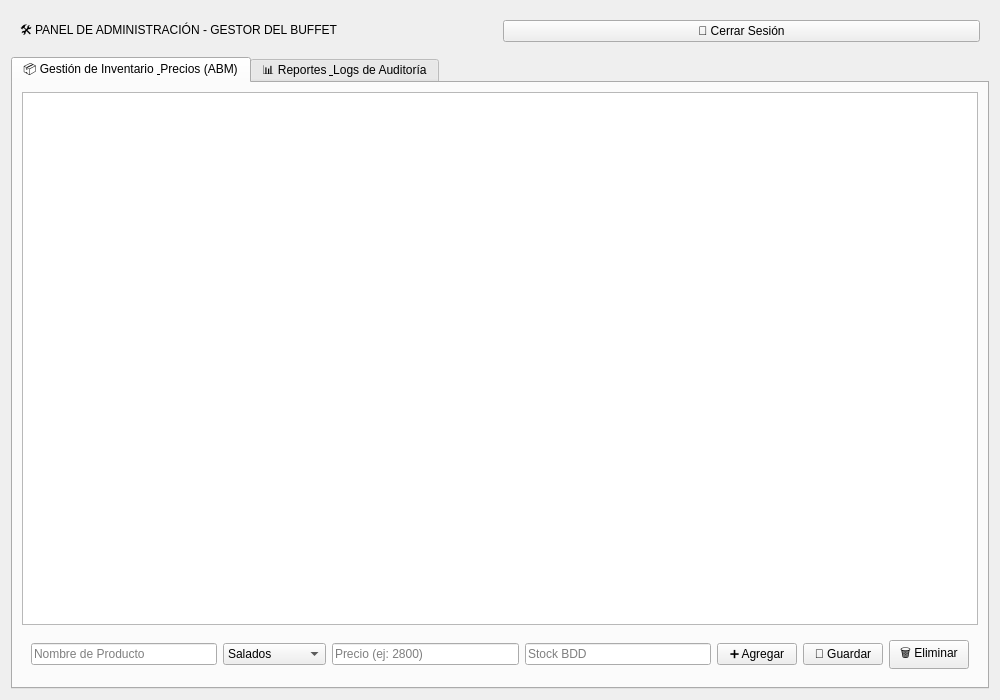
The window that app/adminwindow.ui (gabrielnogueramelendez-cpu/Qt-creator-Berea) describes before a commit, drawn with Qt 5.
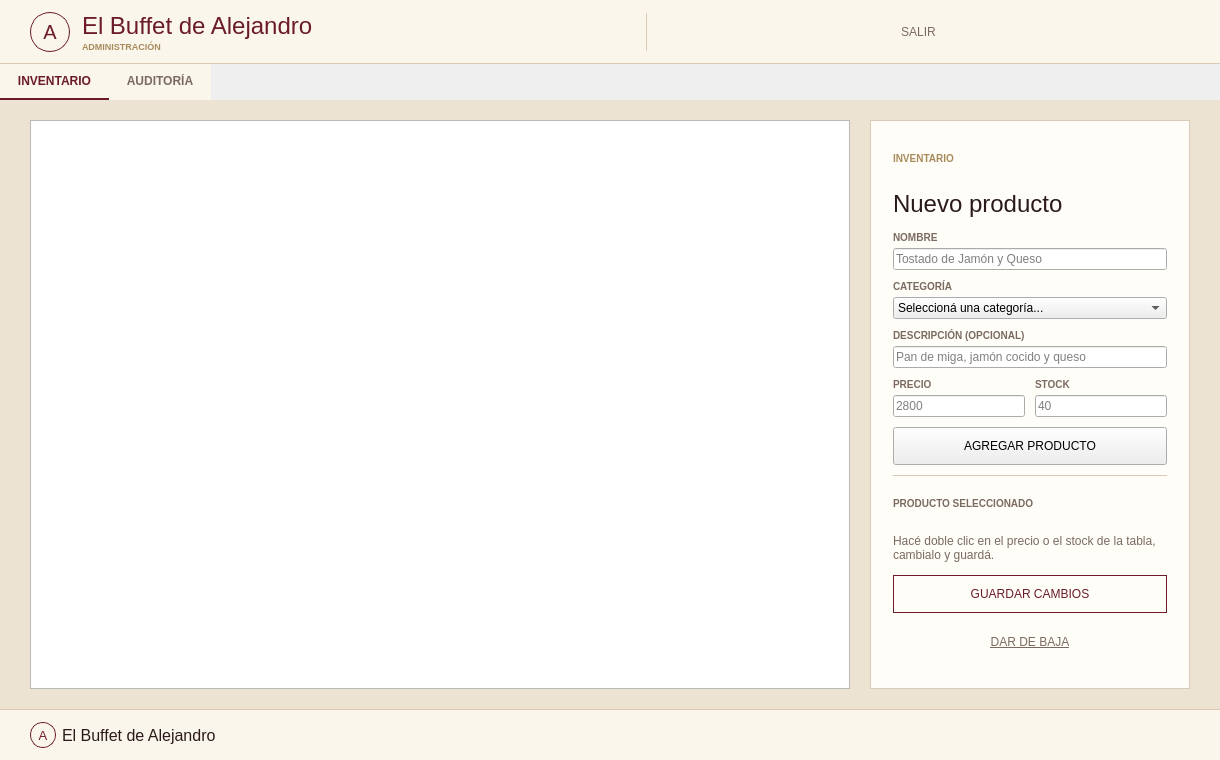
The same window after the commit.

```diff
--- a/app/adminwindow.ui
+++ b/app/adminwindow.ui
@@ -6,28 +6,130 @@
    <rect>
     <x>0</x>
     <y>0</y>
-    <width>1000</width>
-    <height>700</height>
+    <width>1220</width>
+    <height>760</height>
    </rect>
   </property>
   <property name="windowTitle">
    <string>Panel de Administración - Gestor del Buffet</string>
   </property>
-  <layout class="QVBoxLayout" name="verticalLayoutMain">
+  <property name="styleSheet">
+   <string>QTabWidget::pane { border: none; }
+QTabWidget::tab-bar { alignment: center; }
+QTabBar::tab { background-color: #FBF6EC; color: #7A6A60; padding: 10px 18px; font-size: 12px; font-weight: bold; border: none; border-bottom: 2px solid #FBF6EC; }
+QTabBar::tab:selected { color: #6B1B2A; border-bottom: 2px solid #6B1B2A; }
+QTabBar::tab:hover { color: #6B1B2A; }</string>
+  </property>
+  <layout class="QVBoxLayout" name="layoutVentana">
+   <property name="spacing">
+    <number>0</number>
+   </property>
+   <property name="leftMargin">
+    <number>0</number>
+   </property>
+   <property name="topMargin">
+    <number>0</number>
+   </property>
+   <property name="rightMargin">
+    <number>0</number>
+   </property>
+   <property name="bottomMargin">
+    <number>0</number>
+   </property>
    <item>
     <widget class="QFrame" name="headerFrame">
+     <property name="styleSheet">
+      <string>#headerFrame { background-color: #FBF6EC; border-bottom: 1px solid #D9CBB5; }</string>
+     </property>
      <layout class="QHBoxLayout" name="layoutHeader">
+      <property name="spacing">
+       <number>12</number>
+      </property>
+      <property name="leftMargin">
+       <number>30</number>
+      </property>
+      <property name="topMargin">
+       <number>12</number>
+      </property>
+      <property name="rightMargin">
+       <number>30</number>
+      </property>
+      <property name="bottomMargin">
+       <number>12</number>
+      </property>
       <item>
        <widget class="QLabel" name="lblAdminTitle">
         <property name="text">
-         <string>🛠️ PANEL DE ADMINISTRACIÓN - GESTOR DEL BUFFET</string>
+         <string>A</string>
+        </property>
+        <property name="styleSheet">
+         <string>font-family: 'Sitka Banner', 'Palatino Linotype', Georgia; font-size: 20px; color: #6B1B2A; border: 1px solid #6B1B2A; border-radius: 20px;</string>
+        </property>
+        <property name="alignment">
+         <set>Qt::AlignCenter</set>
+        </property>
+        <property name="minimumSize">
+         <size>
+          <width>40</width>
+          <height>40</height>
+         </size>
+        </property>
+        <property name="maximumSize">
+         <size>
+          <width>40</width>
+          <height>40</height>
+         </size>
         </property>
        </widget>
       </item>
+      <item>
+       <layout class="QVBoxLayout" name="layoutMarca">
+        <property name="spacing">
+         <number>0</number>
+        </property>
+        <item>
+         <widget class="QLabel" name="lblHeaderTitle">
+          <property name="text">
+           <string>El Buffet de Alejandro</string>
+          </property>
+          <property name="styleSheet">
+           <string>font-family: 'Sitka Banner', 'Palatino Linotype', Georgia; font-size: 24px; color: #6B1B2A;</string>
+          </property>
+         </widget>
+        </item>
+        <item>
+         <widget class="QLabel" name="lblHeaderSub">
+          <property name="text">
+           <string>ADMINISTRACIÓN</string>
+          </property>
+          <property name="styleSheet">
+           <string>font-size: 9px; color: #A88A5B; font-weight: bold;</string>
+          </property>
+         </widget>
+        </item>
+       </layout>
+      </item>
+      <item>
+       <spacer name="espacioHeader">
+        <property name="orientation">
+         <enum>Qt::Horizontal</enum>
+        </property>
+       </spacer>
+      </item>
       <item>
        <widget class="QPushButton" name="btnLogout">
+        <property name="minimumSize">
+         <size>
+          <width>0</width>
+          <height>38</height>
+         </size>
+        </property>
         <property name="text">
-         <string>🚪 Cerrar Sesión</string>
+         <string>SALIR</string>
+        </property>
+        <property name="styleSheet">
+         <string>QPushButton { background-color: transparent; color: #7A6A60; border-left: 1px solid #D9CBB5; border-radius: 0px; }
+QPushButton:hover { color: #6B1B2A; }</string>
         </property>
        </widget>
       </item>
@@ -38,81 +140,414 @@
     <widget class="QTabWidget" name="tabWidgetAdmin">
      <widget class="QWidget" name="tabAbm">
       <attribute name="title">
-       <string>📦 Gestión de Inventario &amp; Precios (ABM)</string>
+       <string>INVENTARIO</string>
       </attribute>
-      <layout class="QVBoxLayout" name="layoutAbm">
+      <property name="styleSheet">
+       <string>#tabAbm { background-color: #EDE3D3; }</string>
+      </property>
+      <layout class="QHBoxLayout" name="layoutAbm">
+       <property name="spacing">
+        <number>20</number>
+       </property>
+       <property name="leftMargin">
+        <number>30</number>
+       </property>
+       <property name="topMargin">
+        <number>20</number>
+       </property>
+       <property name="rightMargin">
+        <number>30</number>
+       </property>
+       <property name="bottomMargin">
+        <number>20</number>
+       </property>
        <item>
-        <widget class="QTableWidget" name="tableProductosAdmin"/>
+        <widget class="QTableWidget" name="tableProductosAdmin">
+         <property name="editTriggers">
+          <set>QAbstractItemView::DoubleClicked</set>
+         </property>
+        </widget>
        </item>
        <item>
         <widget class="QFrame" name="cardFormAbm">
-         <layout class="QHBoxLayout" name="layoutForm">
+         <property name="styleSheet">
+          <string>#cardFormAbm { background-color: #FFFDF8; border: 1px solid #D9CBB5; }</string>
+         </property>
+         <property name="minimumSize">
+          <size>
+           <width>320</width>
+           <height>0</height>
+          </size>
+         </property>
+         <property name="maximumSize">
+          <size>
+           <width>320</width>
+           <height>16777215</height>
+          </size>
+         </property>
+         <layout class="QVBoxLayout" name="layoutForm">
+          <property name="spacing">
+           <number>10</number>
+          </property>
+          <property name="leftMargin">
+           <number>22</number>
+          </property>
+          <property name="topMargin">
+           <number>20</number>
+          </property>
+          <property name="rightMargin">
+           <number>22</number>
+          </property>
+          <property name="bottomMargin">
+           <number>20</number>
+          </property>
           <item>
-           <widget class="QLineEdit" name="txtNombreProd">
-            <property name="placeholderText">
-             <string>Nombre de Producto</string>
+           <widget class="QLabel" name="lblFormEtiqueta">
+            <property name="text">
+             <string>INVENTARIO</string>
             </property>
+            <property name="styleSheet">
+             <string>font-size: 10px; font-weight: bold; color: #A88A5B;</string>
+            </property>
            </widget>
           </item>
           <item>
-           <widget class="QComboBox" name="comboCategoria">
+           <widget class="QLabel" name="lblFormTitulo">
+            <property name="text">
+             <string>Nuevo producto</string>
+            </property>
+            <property name="styleSheet">
+             <string>font-family: 'Sitka Banner', 'Palatino Linotype', Georgia; font-size: 24px; color: #2B1A1A;</string>
+            </property>
+           </widget>
+          </item>
+          <item>
+           <layout class="QVBoxLayout" name="layout_lblNombreProd">
+            <property name="spacing">
+             <number>4</number>
+            </property>
             <item>
-             <property name="text">
-              <string>Salados</string>
-             </property>
+             <widget class="QLabel" name="lblNombreProd">
+              <property name="text">
+               <string>NOMBRE</string>
+              </property>
+              <property name="styleSheet">
+               <string>font-size: 10px; font-weight: bold; color: #7A6A60;</string>
+              </property>
+             </widget>
             </item>
             <item>
-             <property name="text">
-              <string>Dulces</string>
-             </property>
+             <widget class="QLineEdit" name="txtNombreProd">
+              <property name="placeholderText">
+               <string>Tostado de Jamón y Queso</string>
+              </property>
+             </widget>
             </item>
+           </layout>
+          </item>
+          <item>
+           <layout class="QVBoxLayout" name="layout_lblCategoria">
+            <property name="spacing">
+             <number>4</number>
+            </property>
             <item>
-             <property name="text">
-              <string>Bebidas</string>
-             </property>
+             <widget class="QLabel" name="lblCategoria">
+              <property name="text">
+               <string>CATEGORÍA</string>
+              </property>
+              <property name="styleSheet">
+               <string>font-size: 10px; font-weight: bold; color: #7A6A60;</string>
+              </property>
+             </widget>
             </item>
             <item>
-             <property name="text">
-              <string>Menú del Día</string>
-             </property>
+             <widget class="QComboBox" name="comboCategoria">
+              <item>
+               <property name="text">
+                <string>Seleccioná una categoría...</string>
+               </property>
+              </item>
+              <item>
+               <property name="text">
+                <string>Sándwiches y Tostados</string>
+               </property>
+              </item>
+              <item>
+               <property name="text">
+                <string>Empanadas y Tartas</string>
+               </property>
+              </item>
+              <item>
+               <property name="text">
+                <string>Pizzas</string>
+               </property>
+              </item>
+              <item>
+               <property name="text">
+                <string>Panificados</string>
+               </property>
+              </item>
+              <item>
+               <property name="text">
+                <string>Medialunas y Facturas</string>
+               </property>
+              </item>
+              <item>
+               <property name="text">
+                <string>Ensaladas</string>
+               </property>
+              </item>
+              <item>
+               <property name="text">
+                <string>Frutas</string>
+               </property>
+              </item>
+              <item>
+               <property name="text">
+                <string>Lácteos</string>
+               </property>
+              </item>
+              <item>
+               <property name="text">
+                <string>Yogures y Postres</string>
+               </property>
+              </item>
+              <item>
+               <property name="text">
+                <string>Aguas</string>
+               </property>
+              </item>
+              <item>
+               <property name="text">
+                <string>Jugos</string>
+               </property>
+              </item>
+              <item>
+               <property name="text">
+                <string>Gaseosas</string>
+               </property>
+              </item>
+              <item>
+               <property name="text">
+                <string>Infusiones Calientes</string>
+               </property>
+              </item>
+              <item>
+               <property name="text">
+                <string>Cereales y Barras</string>
+               </property>
+              </item>
+              <item>
+               <property name="text">
+                <string>Galletitas</string>
+               </property>
+              </item>
+              <item>
+               <property name="text">
+                <string>Alfajores</string>
+               </property>
+              </item>
+              <item>
+               <property name="text">
+                <string>Golosinas</string>
+               </property>
+              </item>
+              <item>
+               <property name="text">
+                <string>Snacks Saludables</string>
+               </property>
+              </item>
+              <item>
+               <property name="text">
+                <string>Platos Calientes</string>
+               </property>
+              </item>
+              <item>
+               <property name="text">
+                <string>Combos Escolares</string>
+               </property>
+              </item>
+             </widget>
             </item>
-           </widget>
+           </layout>
           </item>
           <item>
-           <widget class="QLineEdit" name="txtPrecioProd">
-            <property name="placeholderText">
-             <string>Precio (ej: 2800)</string>
+           <layout class="QVBoxLayout" name="layout_lblDescripcionProd">
+            <property name="spacing">
+             <number>4</number>
             </property>
-           </widget>
+            <item>
+             <widget class="QLabel" name="lblDescripcionProd">
+              <property name="text">
+               <string>DESCRIPCIÓN (OPCIONAL)</string>
+              </property>
+              <property name="styleSheet">
+               <string>font-size: 10px; font-weight: bold; color: #7A6A60;</string>
+              </property>
+             </widget>
+            </item>
+            <item>
+             <widget class="QLineEdit" name="txtDescripcionProd">
+              <property name="placeholderText">
+               <string>Pan de miga, jamón cocido y queso</string>
+              </property>
+             </widget>
+            </item>
+           </layout>
           </item>
           <item>
-           <widget class="QLineEdit" name="txtStockProd">
-            <property name="placeholderText">
-             <string>Stock BDD</string>
+           <layout class="QHBoxLayout" name="filaPrecio">
+            <property name="spacing">
+             <number>10</number>
             </property>
-           </widget>
+            <item>
+             <layout class="QVBoxLayout" name="layout_lblPrecioProd">
+              <property name="spacing">
+               <number>4</number>
+              </property>
+              <item>
+               <widget class="QLabel" name="lblPrecioProd">
+                <property name="text">
+                 <string>PRECIO</string>
+                </property>
+                <property name="styleSheet">
+                 <string>font-size: 10px; font-weight: bold; color: #7A6A60;</string>
+                </property>
+               </widget>
+              </item>
+              <item>
+               <widget class="QLineEdit" name="txtPrecioProd">
+                <property name="placeholderText">
+                 <string>2800</string>
+                </property>
+               </widget>
+              </item>
+             </layout>
+            </item>
+            <item>
+             <layout class="QVBoxLayout" name="layout_lblStockProd">
+              <property name="spacing">
+               <number>4</number>
+              </property>
+              <item>
+               <widget class="QLabel" name="lblStockProd">
+                <property name="text">
+                 <string>STOCK</string>
+                </property>
+                <property name="styleSheet">
+                 <string>font-size: 10px; font-weight: bold; color: #7A6A60;</string>
+                </property>
+               </widget>
+              </item>
+              <item>
+               <widget class="QLineEdit" name="txtStockProd">
+                <property name="placeholderText">
+                 <string>40</string>
+                </property>
+               </widget>
+              </item>
+             </layout>
+            </item>
+           </layout>
           </item>
           <item>
            <widget class="QPushButton" name="btnAgregarProd">
+            <property name="minimumSize">
+             <size>
+              <width>0</width>
+              <height>38</height>
+             </size>
+            </property>
             <property name="text">
-             <string>➕ Agregar</string>
+             <string>AGREGAR PRODUCTO</string>
+            </property>
+           </widget>
+          </item>
+          <item>
+           <widget class="QFrame" name="lineaForm">
+            <property name="minimumSize">
+             <size>
+              <width>0</width>
+              <height>1</height>
+             </size>
+            </property>
+            <property name="maximumSize">
+             <size>
+              <width>16777215</width>
+              <height>1</height>
+             </size>
+            </property>
+            <property name="styleSheet">
+             <string>background-color: #D9CBB5;</string>
+            </property>
+           </widget>
+          </item>
+          <item>
+           <widget class="QLabel" name="lblEditarTitulo">
+            <property name="text">
+             <string>PRODUCTO SELECCIONADO</string>
+            </property>
+            <property name="styleSheet">
+             <string>font-size: 10px; font-weight: bold; color: #7A6A60;</string>
+            </property>
+           </widget>
+          </item>
+          <item>
+           <widget class="QLabel" name="lblEditarAyuda">
+            <property name="text">
+             <string>Hacé doble clic en el precio o el stock de la tabla, cambialo y guardá.</string>
+            </property>
+            <property name="styleSheet">
+             <string>font-size: 12px; color: #7A6A60;</string>
+            </property>
+            <property name="wordWrap">
+             <bool>true</bool>
             </property>
            </widget>
           </item>
           <item>
            <widget class="QPushButton" name="btnGuardarEdit">
+            <property name="minimumSize">
+             <size>
+              <width>0</width>
+              <height>38</height>
+             </size>
+            </property>
             <property name="text">
-             <string>💾 Guardar</string>
+             <string>GUARDAR CAMBIOS</string>
+            </property>
+            <property name="styleSheet">
+             <string>QPushButton { background-color: transparent; color: #6B1B2A; border: 1px solid #6B1B2A; }
+QPushButton:hover { background-color: #F3EADB; }
+QPushButton:disabled { color: #B5A898; border: 1px solid #D9CBB5; background-color: transparent; }</string>
             </property>
            </widget>
           </item>
           <item>
            <widget class="QPushButton" name="btnEliminarProd">
+            <property name="minimumSize">
+             <size>
+              <width>0</width>
+              <height>38</height>
+             </size>
+            </property>
             <property name="text">
-             <string>🗑️ Eliminar</string>
+             <string>DAR DE BAJA</string>
+            </property>
+            <property name="styleSheet">
+             <string>QPushButton { background-color: transparent; color: #7A6A60; border: none; text-decoration: underline; }
+QPushButton:hover { color: #6B1B2A; }
+QPushButton:disabled { color: #B5A898; background-color: transparent; }</string>
             </property>
            </widget>
           </item>
+          <item>
+           <spacer name="espacioForm">
+            <property name="orientation">
+             <enum>Qt::Vertical</enum>
+            </property>
+           </spacer>
+          </item>
          </layout>
         </widget>
        </item>
@@ -120,7 +555,7 @@
      </widget>
      <widget class="QWidget" name="tabLogs">
       <attribute name="title">
-       <string>📊 Reportes &amp; Logs de Auditoría</string>
+       <string>AUDITORÍA</string>
       </attribute>
       <layout class="QVBoxLayout" name="layoutLogs">
        <item>
@@ -130,6 +565,96 @@
      </widget>
     </widget>
    </item>
+   <item>
+    <widget class="QFrame" name="footerFrame">
+     <property name="styleSheet">
+      <string>#footerFrame { background-color: #FBF6EC; border-top: 1px solid #D9CBB5; }</string>
+     </property>
+     <layout class="QHBoxLayout" name="layoutFooter">
+      <property name="leftMargin">
+       <number>30</number>
+      </property>
+      <property name="topMargin">
+       <number>12</number>
+      </property>
+      <property name="rightMargin">
+       <number>30</number>
+      </property>
+      <property name="bottomMargin">
+       <number>12</number>
+      </property>
+      <item>
+       <widget class="QLabel" name="lblMonogramaPie">
+        <property name="text">
+         <string>A</string>
+        </property>
+        <property name="styleSheet">
+         <string>font-family: 'Sitka Banner', 'Palatino Linotype', Georgia; font-size: 13px; color: #6B1B2A; border: 1px solid #6B1B2A; border-radius: 13px;</string>
+        </property>
+        <property name="alignment">
+         <set>Qt::AlignCenter</set>
+        </property>
+        <property name="minimumSize">
+         <size>
+          <width>26</width>
+          <height>26</height>
+         </size>
+        </property>
+        <property name="maximumSize">
+         <size>
+          <width>26</width>
+          <height>26</height>
+         </size>
+        </property>
+       </widget>
+      </item>
+      <item>
+       <widget class="QLabel" name="lblPieMarca">
+        <property name="text">
+         <string>El Buffet de Alejandro</string>
+        </property>
+        <property name="styleSheet">
+         <string>font-family: 'Sitka Banner', 'Palatino Linotype', Georgia; font-size: 16px; color: #2B1A1A;</string>
+        </property>
+       </widget>
+      </item>
+      <item>
+       <spacer name="espacioPie1">
+        <property name="orientation">
+         <enum>Qt::Horizontal</enum>
+        </property>
+       </spacer>
+      </item>
+      <item>
+       <widget class="QLabel" name="lblPieTexto">
+        <property name="text">
+         <string />
+        </property>
+        <property name="styleSheet">
+         <string>font-size: 11px; color: #7A6A60;</string>
+        </property>
+       </widget>
+      </item>
+      <item>
+       <spacer name="espacioPie2">
+        <property name="orientation">
+         <enum>Qt::Horizontal</enum>
+        </property>
+       </spacer>
+      </item>
+      <item>
+       <widget class="QLabel" name="lblEstadoAdmin">
+        <property name="text">
+         <string />
+        </property>
+        <property name="styleSheet">
+         <string>font-size: 11px; color: #6B1B2A; font-weight: bold;</string>
+        </property>
+       </widget>
+      </item>
+     </layout>
+    </widget>
+   </item>
   </layout>
  </widget>
  <resources/>
```
Left out of the diff: 34 changed lines with no effect on the pictures.
